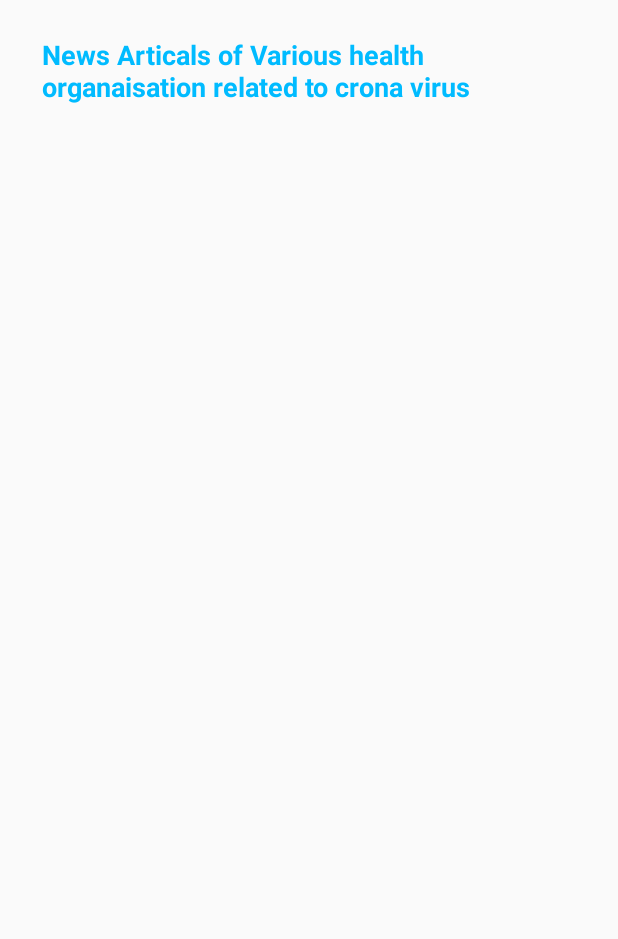
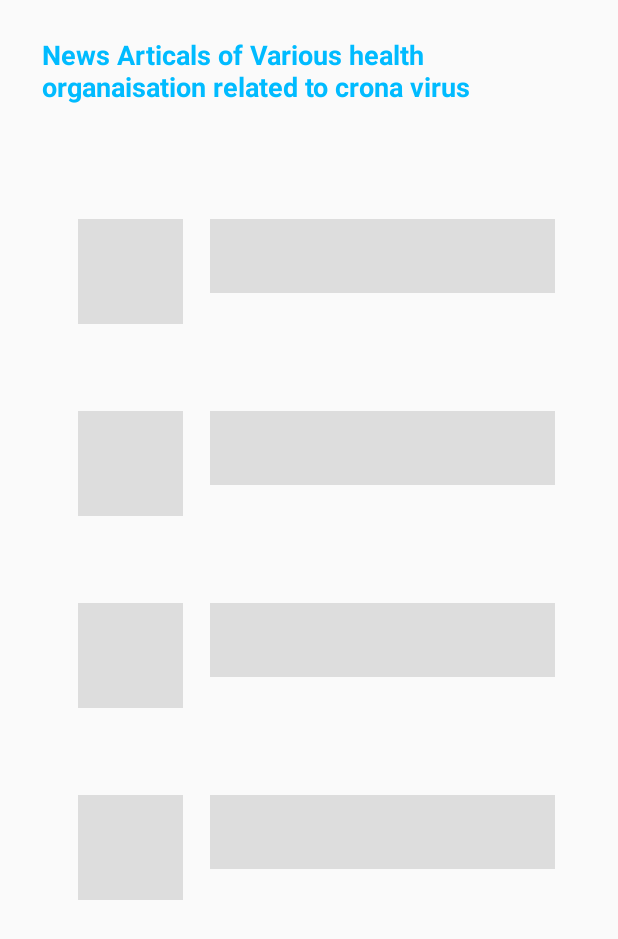
Before and after one commit to Assq2020/Corona_1.0, an Android app: the Newslist screen opened directly, with no data from a screen before it, on a phone screen of 412 x 824 dp. Shown: the top 939 px of the screen. Run offline under Robolectric (Android 15) with nearby library versions, the phone set to English and light mode, and no system bars; our stand-ins replace Firebase (no records; nobody signed in at launch, a user with empty details on screens opened directly), Shimmer; libraries missing offline, so code that uses them is left out: com.xwray.groupie; 3 statements that could not run were skipped.

Commit message:
shimer added

```diff
--- a/app/build.gradle
+++ b/app/build.gradle
@@ -2,10 +2,16 @@ apply plugin: 'com.android.application'
 apply plugin: 'kotlin-android'
 apply plugin: 'kotlin-android-extensions'
 apply plugin: 'com.google.gms.google-services'
+apply plugin: 'kotlin-kapt'
 androidExtensions {
 
     experimental = true
 
+}
+android {
+    dataBinding {
+        enabled = true
+    }
 }
 
 android {
@@ -46,6 +52,6 @@ dependencies {
     implementation project(':translateapi')
     implementation "com.xwray:groupie:2.7.0"
     implementation "com.xwray:groupie-kotlin-android-extensions:2.7.0"
-
+    implementation 'com.facebook.shimmer:shimmer:0.1.0'
 
 }
--- a/app/src/main/java/com/amanaryan/corona/newsbox/Newslist.kt
+++ b/app/src/main/java/com/amanaryan/corona/newsbox/Newslist.kt
@@ -4,7 +4,9 @@ import android.content.ClipData
 import android.content.Intent
 import androidx.appcompat.app.AppCompatActivity
 import android.os.Bundle
+import android.os.Handler
 import android.util.Log
+import android.view.View
 import android.widget.Toast
 import com.amanaryan.corona.R
 import com.google.firebase.database.DataSnapshot
@@ -16,6 +18,7 @@ import com.xwray.groupie.GroupieViewHolder
 import com.xwray.groupie.Item
 import kotlinx.android.synthetic.main.activity_newslist.*
 import kotlinx.android.synthetic.main.news_row.view.*
+import kotlinx.android.synthetic.main.placeholder.*
 
 class Newslist : AppCompatActivity() {
 
@@ -23,7 +26,7 @@ class Newslist : AppCompatActivity() {
         super.onCreate(savedInstanceState)
         setContentView(R.layout.activity_newslist)
         fetchNews()
-
+         shimer_layout.startShimmerAnimation()
         }
     companion object {
         val USER_KEY = "USER_KEY"
@@ -42,7 +45,11 @@ class Newslist : AppCompatActivity() {
                     val news = it.getValue(News::class.java)
                     Log.d("fetch news","fire base work ${news?.link}")
                     if (news != null) {
+                        Handler().postDelayed( {
+                            shimer_layout.stopShimmerAnimation()
+                            shimer_layout.visibility = View.GONE
 
+                        },0)
                         adapter.add(NewsAdaptor(news))
                     }
 
--- a/app/src/main/res/layout/activity_newslist.xml
+++ b/app/src/main/res/layout/activity_newslist.xml
@@ -22,6 +22,27 @@
         app:layout_constraintHorizontal_bias="0.483"
         app:layout_constraintStart_toStartOf="parent"
         app:layout_constraintTop_toTopOf="parent" />
+    <com.facebook.shimmer.ShimmerFrameLayout
+        android:id="@+id/shimer_layout"
+        android:layout_marginTop="16dp"
+        app:layout_constraintEnd_toEndOf="@+id/recyvleview_newmessegge"
+        app:layout_constraintStart_toStartOf="parent"
+
+        app:layout_constraintTop_toBottomOf="@+id/text_view_news"
+        android:layout_width="wrap_content"
+        android:layout_height="wrap_content">
+    <LinearLayout
+        android:id="@+id/place_news_list"
+        android:layout_width="395dp"
+        android:layout_height="wrap_content"
+        android:orientation="vertical"
+        >
+        <include layout="@layout/placeholder"/>
+        <include layout="@layout/placeholder"/>
+        <include layout="@layout/placeholder"/>
+        <include layout="@layout/placeholder"/>
+    </LinearLayout>
+    </com.facebook.shimmer.ShimmerFrameLayout>
 
     <androidx.recyclerview.widget.RecyclerView
         android:id="@+id/recyvleview_newmessegge"
--- /dev/null
+++ b/app/src/main/res/layout/placeholder.xml
@@ -0,0 +1,35 @@
+<?xml version="1.0" encoding="utf-8"?>
+<androidx.constraintlayout.widget.ConstraintLayout
+    xmlns:android="http://schemas.android.com/apk/res/android"
+    xmlns:app="http://schemas.android.com/apk/res-auto"
+    xmlns:tools="http://schemas.android.com/tools"
+    android:layout_width="match_parent"
+    android:layout_height="wrap_content">
+
+    <LinearLayout
+        android:id="@+id/place_linear_layout"
+        android:layout_width="344dp"
+        android:layout_height="100dp"
+        android:layout_marginTop="28dp"
+        app:layout_constraintEnd_toEndOf="parent"
+        app:layout_constraintHorizontal_bias="0.492"
+        app:layout_constraintStart_toStartOf="parent"
+        app:layout_constraintTop_toTopOf="parent">
+
+        <View
+            android:id="@+id/image_view_place"
+            android:layout_width="70dp"
+            android:layout_height="70dp"
+            android:layout_margin="18dp"
+            android:background="@color/plceholder" />
+
+        <TextView
+            android:id="@+id/tv_view_place"
+            android:layout_width="230dp"
+            android:layout_height="49dp"
+            android:layout_marginTop="18dp"
+            android:layout_marginRight="8dp"
+            android:background="@color/plceholder" />
+    </LinearLayout>
+
+</androidx.constraintlayout.widget.ConstraintLayout>
--- a/app/src/main/res/values/colors.xml
+++ b/app/src/main/res/values/colors.xml
@@ -4,4 +4,5 @@
     <color name="colorPrimaryDark">#00bbff</color>
     <color name="colorAccent">#00bbff</color>
     <color name="Grey">#F5F2F2</color>
+    <color name="plceholder">#dddddd</color>
 </resources>
```
